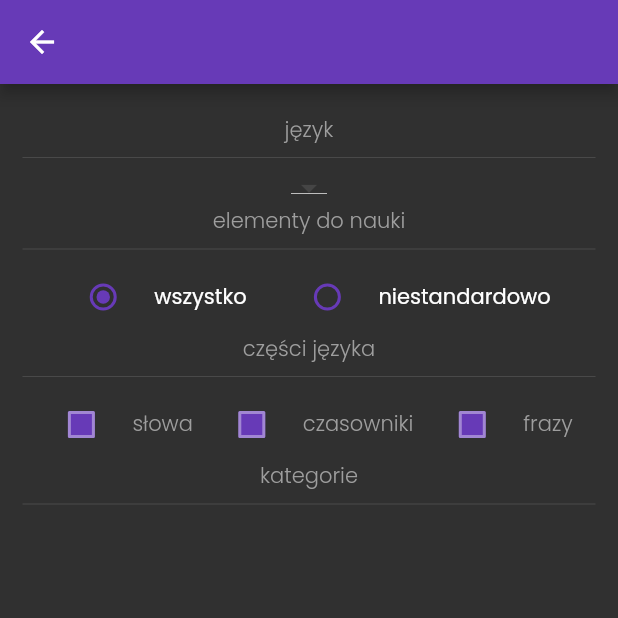
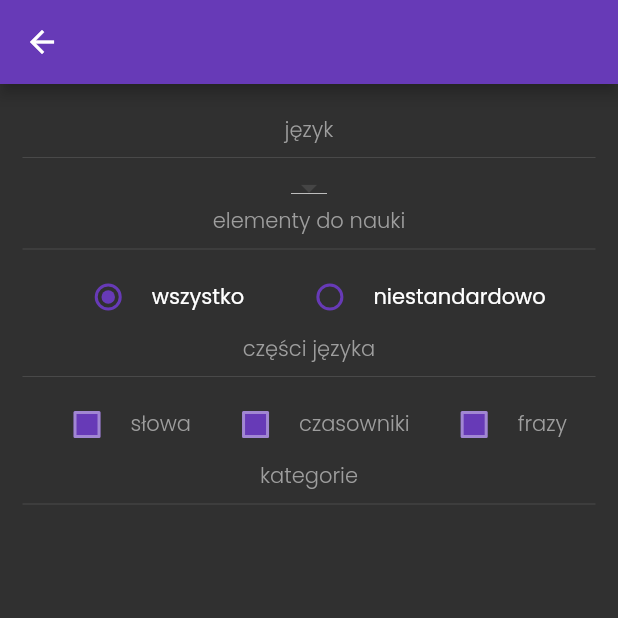
Before and after one commit to tombortniak/LanguageLearning, a Flutter app: the LearningOptionsPage screen opened directly, after a tap on "Rozpocznij naukę", on a phone screen of 412 x 824 dp, the top half of it. Run offline on Flutter 3.47's test engine with Material 2 defaults, Android fonts, the phone set to English and light mode, and no system bars; our stand-ins replace drift, dropdown_search, fluttertoast, font_awesome_flutter, google_fonts, tuple; accounts and stored records are empty; generated files the repository leaves out were written again; statements that could not run were skipped.

Commit message:
add learning content layout

```diff
--- a/lib/components/element_form.dart
+++ b/lib/components/element_form.dart
@@ -266,7 +266,7 @@ class _ElementFormState extends State<ElementForm> {
           showToast(
             '${capitalize(kLanguageElementTranslations[widget.languageElement]!)} ${result.item2}',
             Colors.greenAccent,
-            Icons.error,
+            Icons.check,
           );
           Navigator.pop(context);
         } else {
--- a/lib/components/labeled_checkbox.dart
+++ b/lib/components/labeled_checkbox.dart
@@ -30,8 +30,8 @@ class _LabeledCheckboxState extends State<LabeledCheckbox> {
                   widget.onChanged();
                 },
         ),
-        SizedBox(
-          width: 10.0,
+        const SizedBox(
+          width: 5.0,
         ),
         Text(
           widget.label,
--- a/lib/components/labeled_radio.dart
+++ b/lib/components/labeled_radio.dart
@@ -28,8 +28,8 @@ class _LabeledRadioState extends State<LabeledRadio> {
           groupValue: widget.groupValue,
           onChanged: widget.onChanged,
         ),
-        SizedBox(
-          width: 10.0,
+        const SizedBox(
+          width: 5.0,
         ),
         Text(
           widget.label,
--- a/lib/main.dart
+++ b/lib/main.dart
@@ -40,7 +40,7 @@ class LanguageLearningApp extends StatelessWidget {
   Widget build(BuildContext context) {
     return MaterialApp(
       title: 'Language Learning',
-      home: const HomePage(),
+      home: const SplashPage(),
       darkTheme: LanguageLearningTheme.dark(),
       themeMode: ThemeMode.dark,
       debugShowCheckedModeBanner: false,
--- a/lib/pages/learning_options_page.dart
+++ b/lib/pages/learning_options_page.dart
@@ -135,10 +135,11 @@ class _LearningOptionsPageState extends State<LearningOptionsPage> {
     return selectedCategories;
   }
 
-  Tuple3<List<Word>, List<Verb>, List<Phrase>> createLearningContent() {
-    List<Word> words = [];
-    List<Verb> verbs = [];
-    List<Phrase> phrases = [];
+  List<dynamic> createLearningContent() {
+    List<dynamic> learningContent = [];
+    // List<Word> words = [];
+    // List<Verb> verbs = [];
+    // List<Phrase> phrases = [];
     var allWords =
         context.read<LanguageElementData>().getWords(selectedLanguage!);
     var allVerbs =
@@ -146,35 +147,35 @@ class _LearningOptionsPageState extends State<LearningOptionsPage> {
     var allPhrases =
         context.read<LanguageElementData>().getPhrases(selectedLanguage!);
     if (learningOption == LearningOption.all) {
-      return Tuple3(allWords, allVerbs, allPhrases);
+      return [...allWords, ...allVerbs, ...allPhrases];
     } else {
       var selectedCategories = getSelectedCategories();
       if (selectedCategories.isNotEmpty) {
         for (var selectedCategory in selectedCategories) {
-          words.addAll(allWords
+          learningContent.addAll(allWords
               .where((element) => element.category == selectedCategory.id)
               .toList());
-          verbs.addAll(allVerbs
+          learningContent.addAll(allVerbs
               .where((element) => element.category == selectedCategory.id)
               .toList());
-          phrases.addAll(allPhrases
+          learningContent.addAll(allPhrases
               .where((element) => element.category == selectedCategory.id)
               .toList());
         }
       } else {
         if (wordOptionValue) {
-          words = allWords;
+          learningContent.addAll(allWords);
         }
 
         if (verbOptionValue) {
-          verbs = allVerbs;
+          learningContent.addAll(allVerbs);
         }
 
         if (phraseOptionValue) {
-          phrases = allPhrases;
+          learningContent.addAll(allPhrases);
         }
       }
-      return Tuple3(words, verbs, phrases);
+      return learningContent;
     }
   }
 
@@ -356,8 +357,9 @@ class _LearningOptionsPageState extends State<LearningOptionsPage> {
                 ),
               ),
               ElevatedButton(
-                  onPressed: onOptionsSubmitted,
-                  child: Text('Rozpocznij naukę'))
+                onPressed: onOptionsSubmitted,
+                child: Text('Rozpocznij naukę'),
+              )
             ],
           ),
         ),
```
Also changed, not shown: lib/pages/language_management_page.dart (+12 -12 lines), lib/pages/learning_page.dart (+129 -4 lines), lib/pages/question_page.dart (+2 -5 lines).
